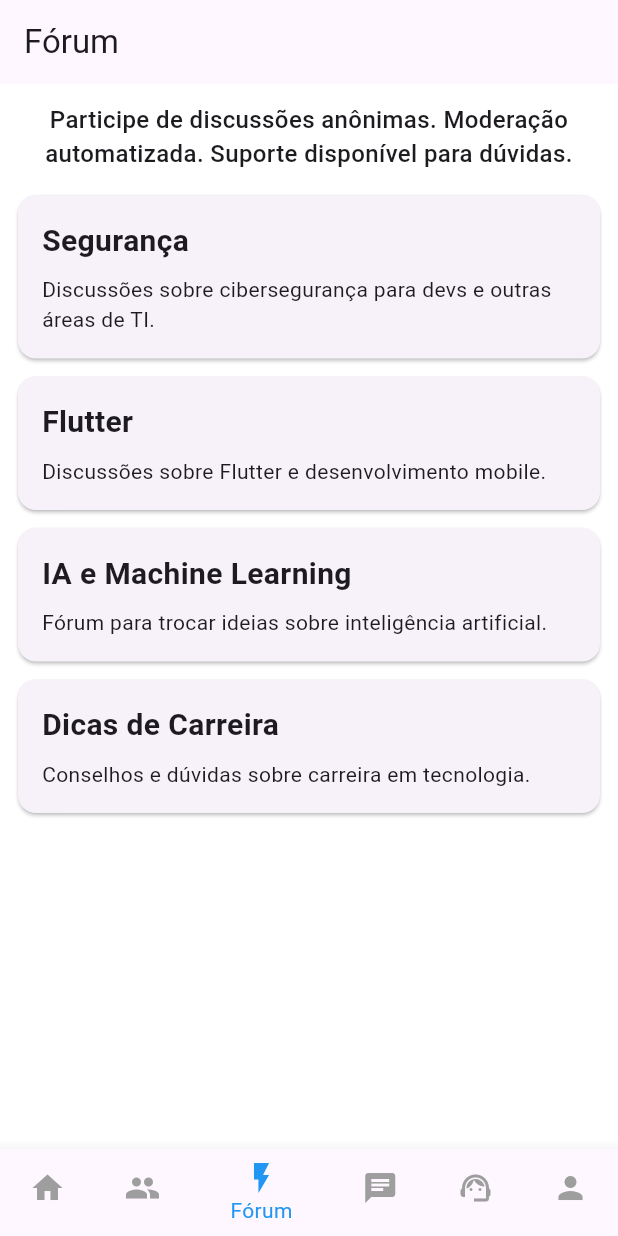
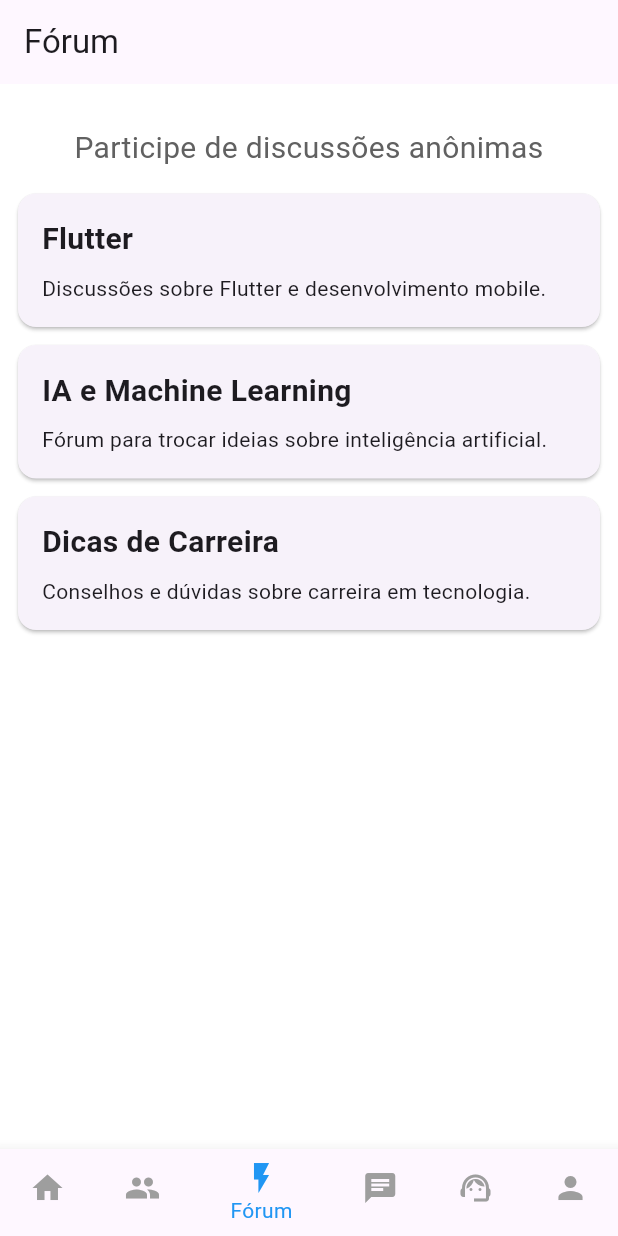
Before and after one commit to ProAnonimos/Plataforma-Profissional-Anonima-Flutter, a Flutter app: the FeedPage screen opened directly, item 3 of the bottom bar chosen, on a phone screen of 412 x 824 dp. Run offline on Flutter 3.47's test engine with Material 3 defaults, Android fonts, the phone set to English and light mode, and no system bars.

Commit message:
refactor - tela de forum e remocao de comentarios

```diff
--- a/lib/pages/feed_page.dart
+++ b/lib/pages/feed_page.dart
@@ -13,8 +13,7 @@
 
 class _FeedPageState extends State<FeedPage> {
   int _currentIndex = 0;
-  Map<String, String>? _postSelecionado; // post aberto
-
+  Map<String, String>? _postSelecionado;
   final List<Widget> _pages = [
     NoticiasTecnologia(),
     MatchmakingPage(),
@@ -144,49 +143,3 @@
     );
   }
 }
-
-final List<Map<String, String>> forums = [
-  {
-    "nome": "Flutter",
-    "descricao": "Discussões sobre Flutter e desenvolvimento mobile.",
-  },
-  {
-    "nome": "IA e Machine Learning",
-    "descricao": "Fórum para trocar ideias sobre inteligência artificial.",
-  },
-  {
-    "nome": "Dicas de Carreira",
-    "descricao": "Conselhos e dúvidas sobre carreira em tecnologia.",
-  },
-];
-
-@override
-Widget build(BuildContext context) {
-  return Scaffold(
-    appBar: AppBar(title: Text("Fórum"), leading: BackButton()),
-    body: ListView.builder(
-      padding: EdgeInsets.all(12),
-      itemCount: forums.length,
-      itemBuilder: (context, index) {
-        final forum = forums[index];
-        return Card(
-          margin: EdgeInsets.only(bottom: 12),
-          child: Padding(
-            padding: const EdgeInsets.all(16.0),
-            child: Column(
-              crossAxisAlignment: CrossAxisAlignment.start,
-              children: [
-                Text(
-                  forum['nome']!,
-                  style: TextStyle(fontSize: 20, fontWeight: FontWeight.bold),
-                ),
-                SizedBox(height: 8),
-                Text(forum['descricao']!),
-              ],
-            ),
-          ),
-        );
-      },
-    ),
-  );
-}
--- a/lib/pages/forum_page.dart
+++ b/lib/pages/forum_page.dart
@@ -2,11 +2,6 @@
 
 class ForumPage extends StatelessWidget {
   final List<Map<String, String>> forums = [
-    {
-      "nome": "Segurança",
-      "descricao":
-          "Discussões sobre cibersegurança para devs e outras áreas de TI.",
-    },
     {
       "nome": "Flutter",
       "descricao": "Discussões sobre Flutter e desenvolvimento mobile.",
@@ -28,18 +23,16 @@
       itemCount: forums.length + 1,
       itemBuilder: (context, index) {
         if (index == 0) {
+          // Subtítulo no topo
           return Padding(
-            padding: const EdgeInsets.only(bottom: 16.0),
-            child: Center(
-              child: Text(
-                "Participe de discussões anônimas. Moderação automatizada. Suporte disponível para dúvidas.",
-                textAlign: TextAlign.center,
-                style: TextStyle(fontSize: 16, fontWeight: FontWeight.w500),
-              ),
+            padding: const EdgeInsets.symmetric(vertical: 16.0),
+            child: Text(
+              "Participe de discussões anônimas",
+              style: TextStyle(fontSize: 20, color: Colors.grey[700]),
+              textAlign: TextAlign.center,
             ),
           );
         }
-
         final forum = forums[index - 1];
         return Card(
           margin: EdgeInsets.only(bottom: 12),
```
